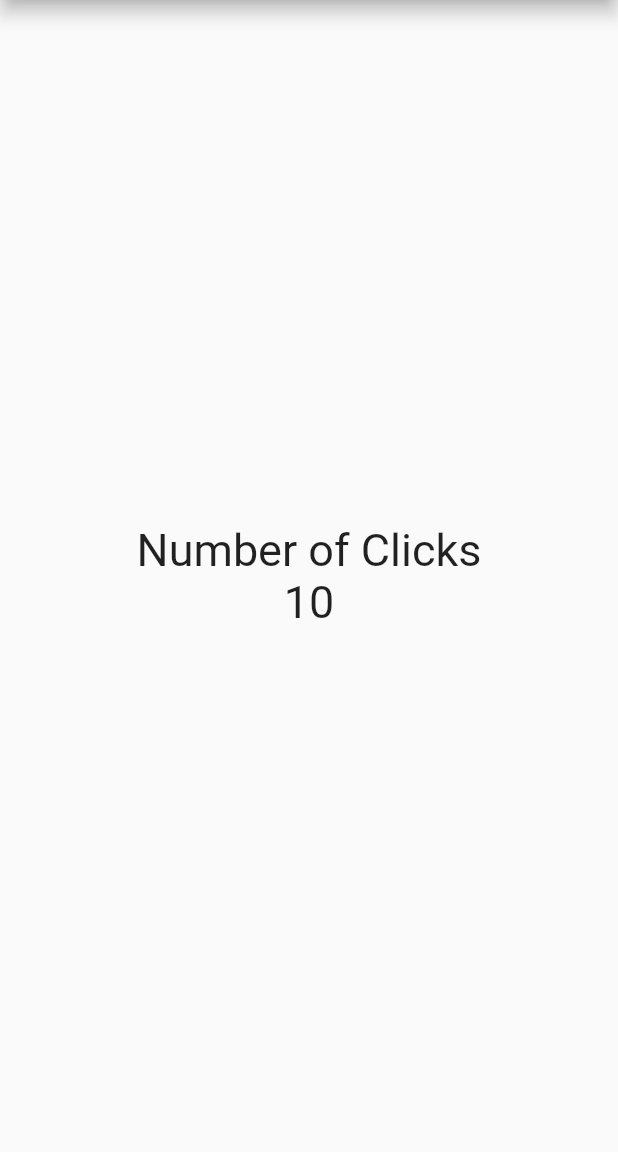
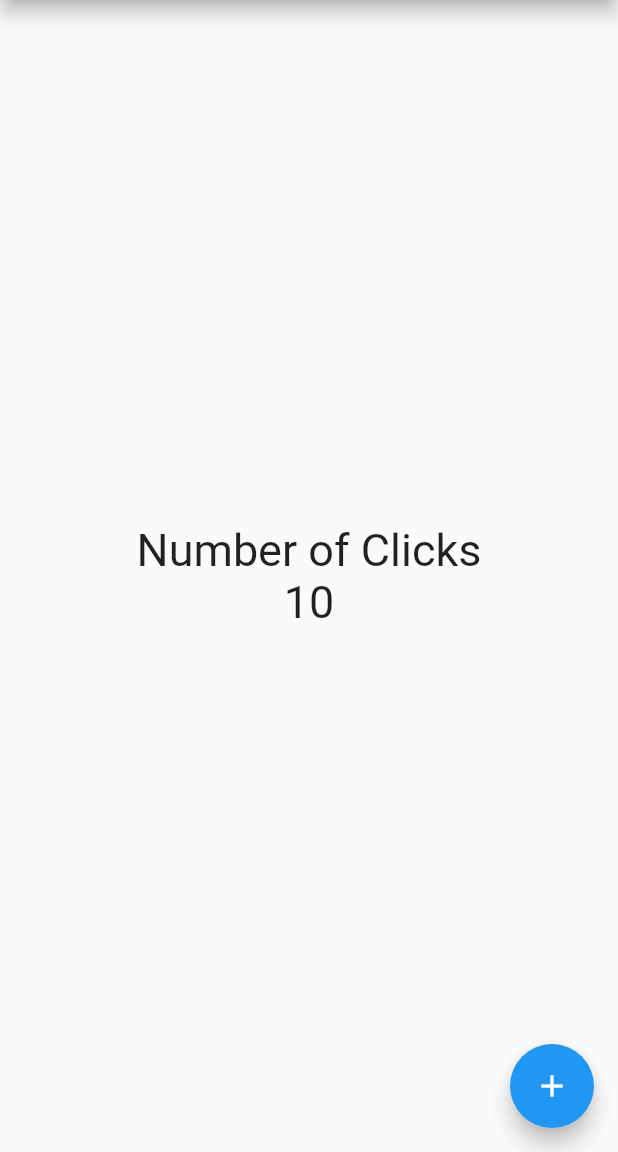
Before and after one commit to caesarbriones43/001-flutter_basis-counter_app, a Flutter app: the screen it shows after launch, on a phone screen of 412 x 824 dp, the part 84-1236 px from its top. Run offline on Flutter 3.47's test engine with Material 2 defaults, Android fonts, the phone set to English and light mode, and no system bars.

Commit message:
FloatingActionButton

```diff
--- a/lib/screens/home_screen.dart
+++ b/lib/screens/home_screen.dart
@@ -12,6 +12,12 @@ class HomeScreen extends StatelessWidget {
         title: const Text("CounterApp"),
         elevation: 5.0,
       ),
+      floatingActionButton: FloatingActionButton(
+        onPressed: () {
+          print("Pressed");
+        },
+        child: const Icon(Icons.add),
+      ),
       body: Center(
         child: Column(
           mainAxisAlignment: MainAxisAlignment.center,
```
